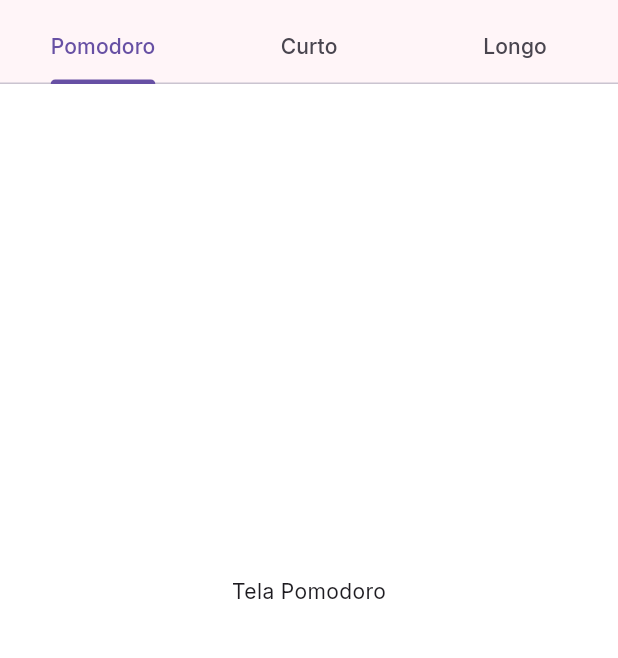
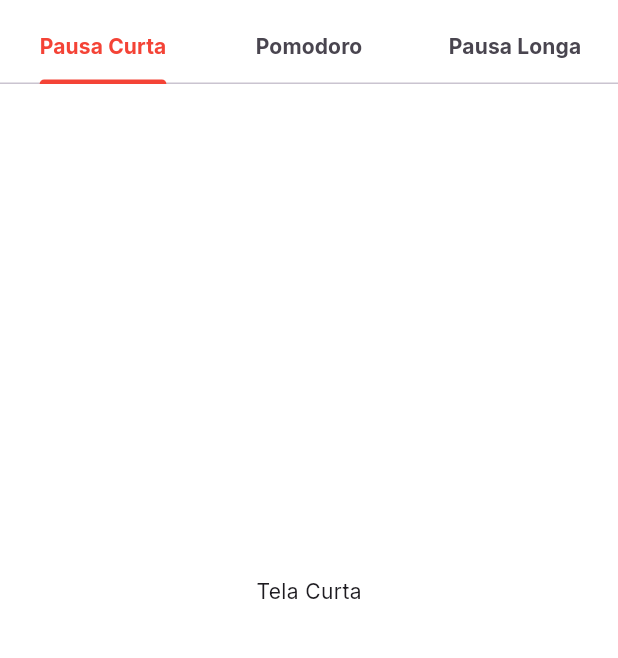
Before and after one commit to h3llsyn/Pimbi, a Flutter app: the InicioPage screen opened by its route, on a phone screen of 412 x 824 dp, the part 138-796 px from its top. Run offline on Flutter 3.47's test engine with Material 3 defaults, Android fonts, the phone set to English and light mode, and no system bars; our stand-ins replace google_fonts, percent_indicator.

Commit message:
Arrumando algumas coisinhas da tela inicial e app bar

```diff
--- a/lib/components/appBar.dart
+++ b/lib/components/appBar.dart
@@ -7,7 +7,7 @@ class AppBarComponent extends StatelessWidget implements PreferredSizeWidget{
   Widget build(BuildContext context) {
     return AppBar(
       automaticallyImplyLeading: false,
-      backgroundColor: const Color.fromARGB(221, 255, 243, 247),
+      backgroundColor: Colors.white,
       toolbarHeight: 100,
       centerTitle: true,
       title: Image.asset(
@@ -16,10 +16,15 @@ class AppBarComponent extends StatelessWidget implements PreferredSizeWidget{
         height: 84,
       ),
       bottom: TabBar(
+        indicatorColor: Colors.red,
+        labelColor: Colors.red,
+        labelStyle: TextStyle(
+          fontWeight: FontWeight.bold
+        ),
         tabs: [
+          Tab(text: 'Pausa Curta',),
           Tab(text: 'Pomodoro',),
-          Tab(text: 'Curto',),
-          Tab(text: 'Longo',),
+          Tab(text: 'Pausa Longa',),
         ]
       ),
     );
--- a/lib/pages/inicio.dart
+++ b/lib/pages/inicio.dart
@@ -12,9 +12,9 @@ class InicioPage extends StatelessWidget {
         appBar: AppBarComponent(),
         body: const TabBarView(
           children: [
+            Center(child: Text('Tela Curta')),
             Center(child: Text('Tela Pomodoro')),
-            Center(child: Text('Tela Curto')),
-            Center(child: Text('Tela Longo')),
+            Center(child: Text('Tela Longa')),
           ],
         ),
       ),
```
